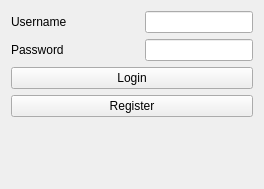
Old version of the form PersonalPlanner/login.ui in the repository sabrine-gamdou/PersonalPlanner.
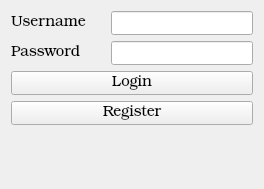
New version of the form.

Commit message: Font Änderung

Diff of the .ui file:
```diff
--- a/PersonalPlanner/login.ui
+++ b/PersonalPlanner/login.ui
@@ -10,6 +10,15 @@
     <height>189</height>
    </rect>
   </property>
+  <property name="font">
+   <font>
+    <family>URW Bookman L</family>
+    <pointsize>11</pointsize>
+    <weight>9</weight>
+    <italic>false</italic>
+    <bold>false</bold>
+   </font>
+  </property>
   <property name="windowTitle">
    <string>Personal Planner</string>
   </property>
@@ -30,6 +39,15 @@
             <layout class="QHBoxLayout" name="horizontalLayout_5">
              <item>
               <widget class="QLabel" name="username">
+               <property name="font">
+                <font>
+                 <family>URW Bookman L</family>
+                 <pointsize>11</pointsize>
+                 <weight>9</weight>
+                 <italic>false</italic>
+                 <bold>false</bold>
+                </font>
+               </property>
                <property name="text">
                 <string>Username</string>
                </property>
@@ -49,7 +67,17 @@
               </spacer>
              </item>
              <item>
-              <widget class="QLineEdit" name="usernameText"/>
+              <widget class="QLineEdit" name="usernameText">
+               <property name="font">
+                <font>
+                 <family>URW Bookman L</family>
+                 <pointsize>11</pointsize>
+                 <weight>9</weight>
+                 <italic>false</italic>
+                 <bold>false</bold>
+                </font>
+               </property>
+              </widget>
              </item>
             </layout>
            </item>
@@ -94,6 +122,15 @@
        </item>
        <item>
         <widget class="QPushButton" name="loginBtn">
+         <property name="font">
+          <font>
+           <family>URW Bookman L</family>
+           <pointsize>11</pointsize>
+           <weight>9</weight>
+           <italic>false</italic>
+           <bold>false</bold>
+          </font>
+         </property>
          <property name="text">
           <string>Login</string>
          </property>
```
The commit also changes 2 other files.
